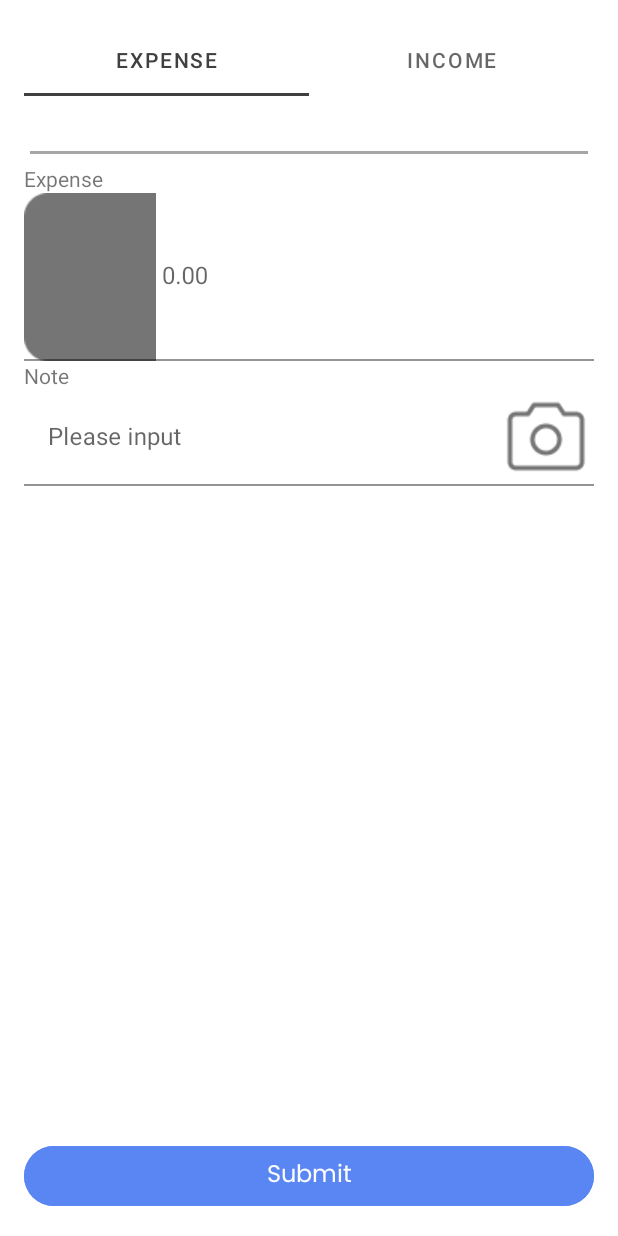
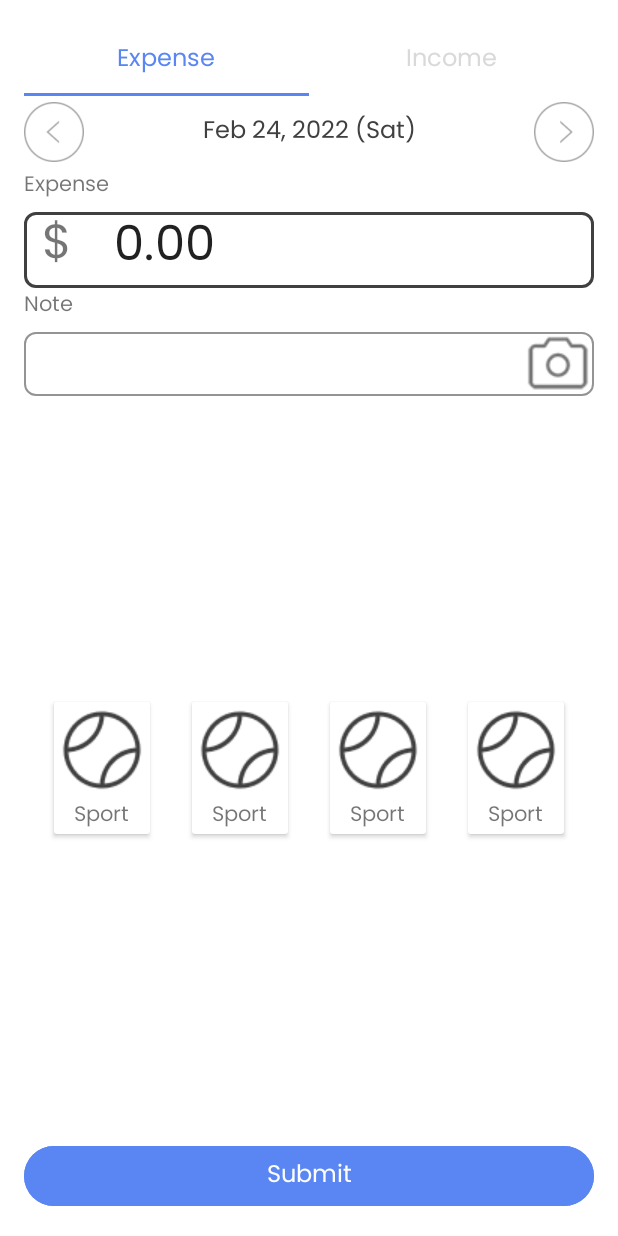
Before and after one commit to Fiz2004/Mono, an Android app: the layout fragment_input.xml on its own in the app's theme, with its tools: preview values and no code run, on a phone screen of 412 x 824 dp. Run offline under Robolectric (Android 15) with nearby library versions, the phone set to English and light mode, and no system bars.

Commit message:
input screen. add Expense, Note

```diff
--- a/app/src/main/res/layout/fragment_input.xml
+++ b/app/src/main/res/layout/fragment_input.xml
@@ -9,13 +9,15 @@
 
     <com.google.android.material.tabs.TabLayout
         android:id="@+id/tabLayout"
-        tabIndicatorColor="blue"
-        tabRippleColor="blue"
-        tabTextColor="blue"
         android:layout_width="match_parent"
         android:layout_height="wrap_content"
+        android:textAllCaps="false"
         android:textSize="16sp"
-        app:layout_constraintTop_toTopOf="parent">
+        app:layout_constraintTop_toTopOf="parent"
+        app:tabIndicatorColor="@color/blue"
+        app:tabSelectedTextColor="@color/blue"
+        app:tabTextAppearance="@android:style/TextAppearance"
+        app:tabTextColor="?attr/colorSecondaryVariant">
 
         <com.google.android.material.tabs.TabItem
             android:layout_width="wrap_content"
@@ -28,88 +30,153 @@
             android:text="@string/income" />
     </com.google.android.material.tabs.TabLayout>
 
-    <EditText
-        android:id="@+id/editTextDate"
-        android:layout_width="0dp"
-        android:layout_height="wrap_content"
-        android:ems="10"
-        android:inputType="date"
-        app:layout_constraintEnd_toEndOf="parent"
+    <ImageButton
+        android:id="@+id/leftDateRangeImageButton"
+        android:layout_width="40dp"
+        android:layout_height="0dp"
+        android:background="@drawable/arrow_left"
+        app:layout_constraintBottom_toBottomOf="@+id/editTextDate"
+        app:layout_constraintDimensionRatio="1:1"
+        app:layout_constraintEnd_toStartOf="@+id/editTextDate"
         app:layout_constraintStart_toStartOf="parent"
         app:layout_constraintTop_toBottomOf="@+id/tabLayout" />
 
+
     <TextView
-        android:id="@+id/textView3"
+        android:id="@+id/editTextDate"
+        style="@style/title"
+        android:layout_width="0dp"
+        android:layout_height="wrap_content"
+        android:gravity="center"
+        android:minHeight="48dp"
+        android:text="Feb 24, 2022 (Sat)"
+        app:layout_constraintEnd_toStartOf="@+id/rightDateRangeImageButton"
+        app:layout_constraintStart_toEndOf="@+id/leftDateRangeImageButton"
+        app:layout_constraintTop_toBottomOf="@+id/tabLayout" />
+
+    <ImageButton
+        android:id="@+id/rightDateRangeImageButton"
+        android:layout_width="40dp"
+        android:layout_height="0dp"
+        android:background="@drawable/arrow_right"
+        app:layout_constraintBottom_toBottomOf="@+id/editTextDate"
+        app:layout_constraintDimensionRatio="1:1"
+        app:layout_constraintEnd_toEndOf="parent"
+        app:layout_constraintStart_toEndOf="@+id/editTextDate"
+        app:layout_constraintTop_toBottomOf="@+id/tabLayout" />
+
+    <TextView
+        android:id="@+id/textExpense"
         android:layout_width="wrap_content"
         android:layout_height="wrap_content"
         android:text="@string/expense"
-        app:layout_constraintEnd_toEndOf="parent"
-        app:layout_constraintHorizontal_bias="0.0"
+        android:textSize="14sp"
         app:layout_constraintStart_toStartOf="parent"
         app:layout_constraintTop_toBottomOf="@+id/editTextDate" />
 
     <com.google.android.material.textfield.TextInputLayout
-        android:id="@+id/textField"
+        android:id="@+id/outlinedTextField"
+        app:boxBackgroundColor="@null"
+        app:boxBackgroundMode="outline"
         android:layout_width="match_parent"
-        android:layout_height="wrap_content"
-        android:hint="0.00"
-        android:textSize="16sp"
-        app:startIconDrawable="@drawable/currency"
-        android:maxHeight="48dp"
-        app:boxBackgroundColor="#00000000"
-        app:layout_constraintEnd_toEndOf="parent"
-        app:layout_constraintStart_toStartOf="parent"
-        app:layout_constraintTop_toBottomOf="@+id/textView3">
+        android:layout_height="56dp"
+        app:boxCornerRadiusBottomEnd="8dp"
+        app:boxCornerRadiusBottomStart="8dp"
+        app:boxCornerRadiusTopEnd="8dp"
+        app:boxCornerRadiusTopStart="8dp"
+        app:layout_constraintTop_toBottomOf="@+id/textExpense"
+        tools:layout_editor_absoluteX="16dp">
 
         <com.google.android.material.textfield.TextInputEditText
             android:layout_width="match_parent"
-            android:layout_height="wrap_content"
-            android:inputType="number"/>
+            android:layout_height="match_parent"
+            android:padding="0dp"
+            android:inputType="numberDecimal"
+            android:paddingStart="60dp"
+            android:text="0.00"
+            android:textSize="32sp" />
+
+    </com.google.android.material.textfield.TextInputLayout>
+
+
+    <com.google.android.material.textfield.TextInputLayout
+        android:id="@+id/outlinedTextFieldCur"
+        app:boxBackgroundColor="@null"
+        app:boxBackgroundMode="outline"
+        android:layout_width="44dp"
+        android:layout_height="56dp"
+        app:boxCornerRadiusBottomEnd="0dp"
+        app:boxCornerRadiusBottomStart="8dp"
+        app:boxCornerRadiusTopEnd="0dp"
+        app:boxCornerRadiusTopStart="8dp"
+        android:clipChildren="false"
+        app:layout_constraintStart_toStartOf="@+id/outlinedTextField"
+        app:layout_constraintTop_toBottomOf="@+id/textExpense">
+
+        <TextView
+            android:layout_width="match_parent"
+            android:layout_height="56dp"
+            android:gravity="center"
+            android:text="$"
+            android:textSize="32sp" />
 
     </com.google.android.material.textfield.TextInputLayout>
 
     <TextView
-        android:id="@+id/textView4"
+        android:id="@+id/noteInputTextView"
         android:layout_width="wrap_content"
         android:layout_height="wrap_content"
         android:text="@string/note"
         app:layout_constraintEnd_toEndOf="parent"
         app:layout_constraintHorizontal_bias="0.0"
         app:layout_constraintStart_toStartOf="parent"
-        app:layout_constraintTop_toBottomOf="@+id/textField" />
+        app:layout_constraintTop_toBottomOf="@+id/outlinedTextFieldCur" />
 
     <com.google.android.material.textfield.TextInputLayout
         android:id="@+id/noteInputEditText"
-        android:layout_width="0dp"
-        android:layout_height="wrap_content"
-        android:hint="@string/please_input"
+        app:boxBackgroundColor="@null"
+        app:boxBackgroundMode="outline"
+        android:layout_width="match_parent"
+        android:layout_height="48dp"
+        app:boxCornerRadiusBottomEnd="8dp"
+        app:boxCornerRadiusBottomStart="8dp"
+        app:boxCornerRadiusTopEnd="8dp"
+        app:boxCornerRadiusTopStart="8dp"
+        app:endIconDrawable="@drawable/camera"
+        app:boxStrokeColor="@color/gray"
         app:endIconMode="custom"
-        app:endIconDrawable="@drawable/camera"
-        app:boxBackgroundColor="#00000000"
         app:layout_constraintEnd_toEndOf="parent"
         app:layout_constraintStart_toStartOf="parent"
-        app:layout_constraintTop_toBottomOf="@+id/textView4">
+        app:layout_constraintTop_toBottomOf="@+id/noteInputTextView">
 
         <com.google.android.material.textfield.TextInputEditText
             android:layout_width="match_parent"
-            android:layout_height="wrap_content" />
+            android:layout_height="wrap_content"
+            />
 
     </com.google.android.material.textfield.TextInputLayout>
 
     <androidx.recyclerview.widget.RecyclerView
+        android:id="@+id/recyclerView"
         android:layout_width="0dp"
         android:layout_height="0dp"
+        android:padding="6dp"
+        app:layoutManager=
+            "androidx.recyclerview.widget.GridLayoutManager"
+        android:clipToPadding="false"
+        app:spanCount="4"
         app:layout_constraintBottom_toTopOf="@+id/submitInputButton"
         app:layout_constraintEnd_toEndOf="parent"
         app:layout_constraintStart_toStartOf="parent"
         app:layout_constraintTop_toBottomOf="@+id/noteInputEditText"
-        tools:listitem="@layout/support_simple_spinner_dropdown_item" />
-
+        tools:itemCount="16"
+        tools:listitem="@layout/grid_view_item"/>
     <Button
         android:id="@+id/submitInputButton"
         style="@style/button"
         android:layout_width="0dp"
         android:layout_height="wrap_content"
+        android:minHeight="48dp"
         android:text="@string/submit"
         app:layout_constraintBottom_toBottomOf="parent"
         app:layout_constraintEnd_toEndOf="parent"
--- /dev/null
+++ b/app/src/main/res/layout/grid_view_item.xml
@@ -0,0 +1,36 @@
+<?xml version="1.0" encoding="utf-8"?>
+<androidx.constraintlayout.widget.ConstraintLayout xmlns:android="http://schemas.android.com/apk/res/android"
+    xmlns:app="http://schemas.android.com/apk/res-auto"
+    xmlns:tools="http://schemas.android.com/tools"
+    android:layout_width="match_parent"
+    android:layout_height="match_parent">
+
+    <androidx.cardview.widget.CardView
+        android:layout_width="wrap_content"
+        android:layout_height="wrap_content"
+        app:layout_constraintBottom_toBottomOf="parent"
+        app:layout_constraintEnd_toEndOf="parent"
+        app:layout_constraintStart_toStartOf="parent"
+        app:layout_constraintTop_toTopOf="parent">
+
+        <LinearLayout
+            android:layout_width="match_parent"
+            android:layout_height="match_parent"
+            android:orientation="vertical">
+
+            <ImageView
+                android:id="@+id/imageView"
+                android:layout_width="wrap_content"
+                android:layout_height="wrap_content"
+                android:layout_gravity="center_horizontal"
+                tools:srcCompat="@drawable/tennis_ball" />
+
+            <TextView
+                android:id="@+id/textView3"
+                android:layout_width="wrap_content"
+                android:layout_height="wrap_content"
+                android:layout_gravity="bottom|center_horizontal"
+                android:text="Sport" />
+        </LinearLayout>
+    </androidx.cardview.widget.CardView>
+</androidx.constraintlayout.widget.ConstraintLayout>
--- a/app/src/main/res/values-night/themes.xml
+++ b/app/src/main/res/values-night/themes.xml
@@ -7,10 +7,11 @@
         <item name="colorOnPrimary">@color/black_dark</item>
         <!-- Secondary brand color. -->
         <item name="colorSecondary">@color/secondary_dark</item>
-        <item name="colorSecondaryVariant">@color/secondary_dark</item>
+        <item name="colorSecondaryVariant">@color/gray_dark</item>
         <item name="colorOnSecondary">@color/black_dark</item>
         <!-- Status bar color. -->
         <item name="android:statusBarColor" tools:targetApi="l">?attr/colorPrimaryVariant</item>
         <!-- Customize your theme here. -->
+        <item name="android:fontFamily">@font/poppins</item>
     </style>
 </resources>
--- a/app/src/main/res/values/style.xml
+++ b/app/src/main/res/values/style.xml
@@ -4,13 +4,11 @@
     <style name="description">
         <item name="android:textSize">16sp</item>
         <item name="android:textColor">?attr/colorSecondary</item>
-        <item name="android:fontFamily">@font/poppins</item>
     </style>
 
     <style name="title">
         <item name="android:textSize">16sp</item>
         <item name="android:textColor">?attr/colorPrimary</item>
-        <item name="android:fontFamily">@font/poppins</item>
     </style>
 
     <style name="header">
@@ -23,20 +21,17 @@
 
     <style name="text">
         <item name="android:textSize">16sp</item>
-        <item name="android:fontFamily">@font/poppins</item>
     </style>
 
     <style name="page_number">
         <item name="android:textSize">16sp</item>
         <item name="android:textColor">?attr/colorPrimary</item>
-        <item name="android:fontFamily">@font/poppins</item>
     </style>
 
     <style name="back" parent="@style/Widget.Material3.Button.TextButton">
         <item name="android:textSize">16sp</item>
         <item name="android:textColor">?attr/colorSecondary</item>
         <item name="android:textAlignment">textStart</item>
-        <item name="android:fontFamily">@font/poppins</item>
         <item name="android:minHeight">40dp</item>
     </style>
 
@@ -60,6 +55,4 @@
         <item name="android:textColor">?attr/colorPrimary</item>
     </style>
 
-
-
 </resources>
--- a/app/src/main/res/values/themes.xml
+++ b/app/src/main/res/values/themes.xml
@@ -7,11 +7,13 @@
         <item name="colorOnPrimary">@color/white</item>
         <!-- Secondary brand color. -->
         <item name="colorSecondary">@color/secondary</item>
-        <item name="colorSecondaryVariant">@color/secondary</item>
+        <item name="colorSecondaryVariant">@color/gray</item>
         <item name="colorOnSecondary">@color/white</item>
         <!-- Status bar color. -->
         <item name="android:statusBarColor" tools:targetApi="l">?attr/colorPrimaryVariant</item>
         <!-- Customize your theme here. -->
+        <item name="android:fontFamily">@font/poppins</item>
+    </style>
 
-    </style>
+
 </resources>
```
Also changed, not shown: app/src/main/res/drawable/arrow_left.png (added), app/src/main/res/drawable/arrow_right.png (added), app/src/main/res/drawable/background.png (added), app/src/main/res/drawable/border.png (added), app/src/main/res/drawable/camera.png, app/src/main/res/drawable/currency.png (deleted), app/src/main/res/drawable/tennis_ball.png (added).
